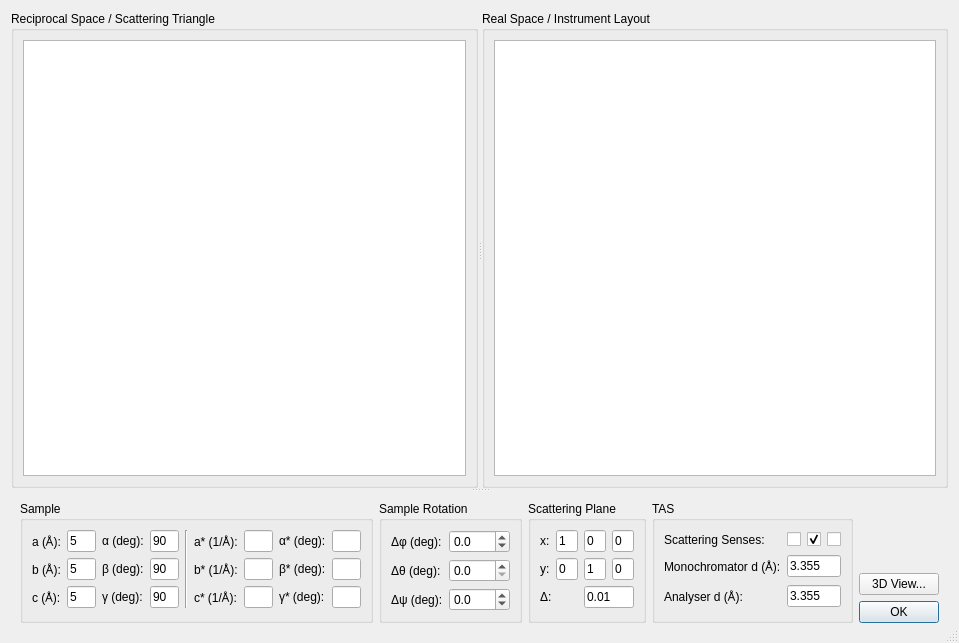
Above: ui/taz.ui from tweber-ill/frm_mirror-takin1 before the change. Below: the same form after it.
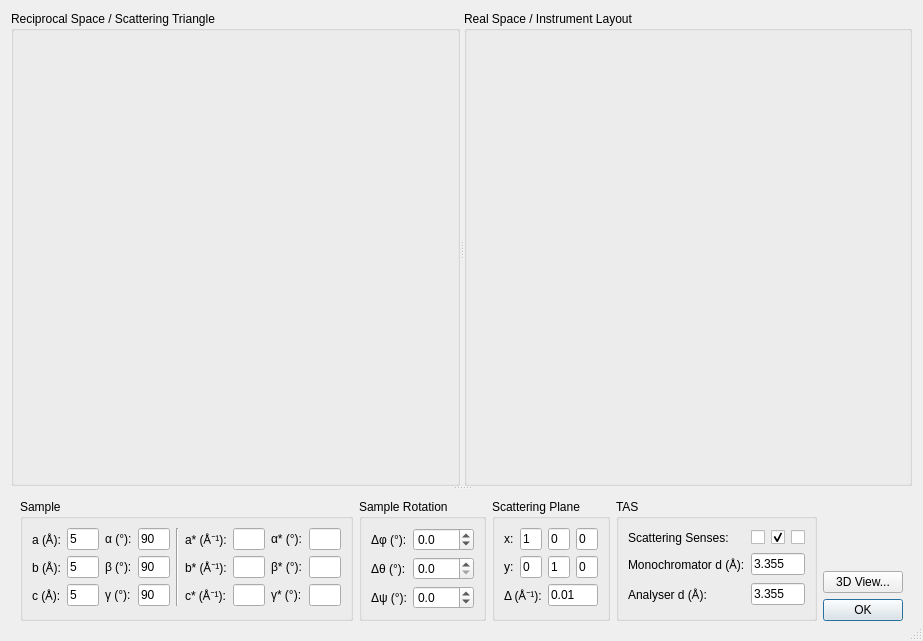
That is the form after the change.

Diff of the .ui file:
```diff
--- a/ui/taz.ui
+++ b/ui/taz.ui
@@ -6,8 +6,8 @@
    <rect>
     <x>0</x>
     <y>0</y>
-    <width>959</width>
-    <height>643</height>
+    <width>923</width>
+    <height>641</height>
    </rect>
   </property>
   <property name="windowTitle">
@@ -57,11 +57,6 @@
        <property name="title">
         <string>Reciprocal Space / Scattering Triangle</string>
        </property>
-       <layout class="QHBoxLayout" name="horizontalLayout_2">
-        <item>
-         <widget class="QGraphicsView" name="gfxRecip"/>
-        </item>
-       </layout>
       </widget>
       <widget class="QGroupBox" name="groupBox_2">
        <property name="sizePolicy">
@@ -79,11 +74,6 @@
        <property name="title">
         <string>Real Space / Instrument Layout</string>
        </property>
-       <layout class="QHBoxLayout" name="horizontalLayout">
-        <item>
-         <widget class="QGraphicsView" name="gfxReal"/>
-        </item>
-       </layout>
       </widget>
      </widget>
      <widget class="QFrame" name="frame_2">
@@ -133,7 +123,7 @@
           <item row="0" column="7">
            <widget class="QLabel" name="label_14">
             <property name="text">
-             <string>α* (deg):</string>
+             <string>α* (°):</string>
             </property>
            </widget>
           </item>
@@ -161,7 +151,7 @@
           <item row="0" column="2">
            <widget class="QLabel" name="label_6">
             <property name="text">
-             <string>α (deg):</string>
+             <string>α (°):</string>
             </property>
            </widget>
           </item>
@@ -175,14 +165,14 @@
           <item row="1" column="2">
            <widget class="QLabel" name="label_7">
             <property name="text">
-             <string>β (deg):</string>
+             <string>β (°):</string>
             </property>
            </widget>
           </item>
           <item row="2" column="2">
            <widget class="QLabel" name="label_8">
             <property name="text">
-             <string>γ (deg):</string>
+             <string>γ (°):</string>
             </property>
            </widget>
           </item>
@@ -234,14 +224,14 @@
           <item row="1" column="5">
            <widget class="QLabel" name="label_12">
             <property name="text">
-             <string>b* (1/Å):</string>
+             <string>b* (Å⁻¹):</string>
             </property>
            </widget>
           </item>
           <item row="2" column="5">
            <widget class="QLabel" name="label_13">
             <property name="text">
-             <string>c* (1/Å):</string>
+             <string>c* (Å⁻¹):</string>
             </property>
            </widget>
           </item>
@@ -254,21 +244,21 @@
           <item row="0" column="5">
            <widget class="QLabel" name="label_11">
             <property name="text">
-             <string>a* (1/Å):</string>
+             <string>a* (Å⁻¹):</string>
             </property>
            </widget>
           </item>
           <item row="1" column="7">
            <widget class="QLabel" name="label_15">
             <property name="text">
-             <string>β* (deg):</string>
+             <string>β* (°):</string>
             </property>
            </widget>
           </item>
           <item row="2" column="7">
            <widget class="QLabel" name="label_16">
             <property name="text">
-             <string>γ* (deg):</string>
+             <string>γ* (°):</string>
             </property>
            </widget>
           </item>
@@ -362,7 +352,7 @@
           <item row="2" column="0" colspan="2">
            <widget class="QLabel" name="label_21">
             <property name="text">
-             <string>Δ:</string>
+             <string>Δ (Å⁻¹):</string>
             </property>
            </widget>
           </item>
@@ -459,7 +449,7 @@
           <item row="0" column="0">
            <widget class="QLabel" name="label_18">
             <property name="text">
-             <string>Δφ (deg):</string>
+             <string>Δφ (°):</string>
             </property>
            </widget>
           </item>
@@ -482,7 +472,7 @@
           <item row="4" column="0">
            <widget class="QLabel" name="label_20">
             <property name="text">
-             <string>Δψ (deg):</string>
+             <string>Δψ (°):</string>
             </property>
            </widget>
           </item>
@@ -521,7 +511,7 @@
           <item row="3" column="0">
            <widget class="QLabel" name="label_19">
             <property name="text">
-             <string>Δθ (deg):</string>
+             <string>Δθ (°):</string>
             </property>
            </widget>
           </item>
```
Left out of the diff: 6 changed lines with no effect on the pictures.
